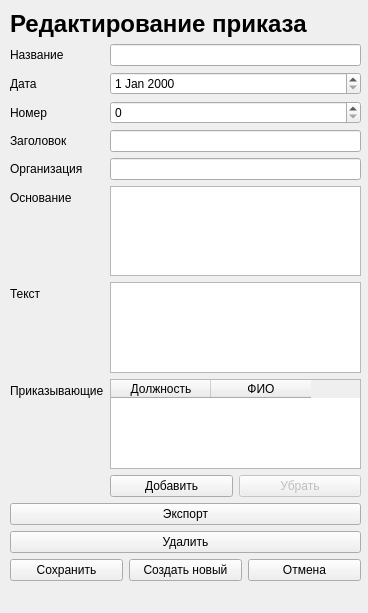
The window that ui-files/editWidget.ui (f1rsov08/BestProject) describes before a commit, drawn with Qt 5.
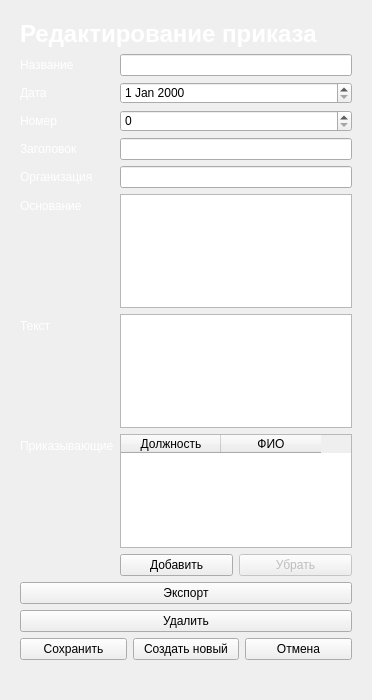
The same window after the commit.

Commit message: Финальные штрихи

What changed in the file:
```diff
--- a/ui-files/editWidget.ui
+++ b/ui-files/editWidget.ui
@@ -6,25 +6,25 @@
    <rect>
     <x>0</x>
     <y>0</y>
-    <width>368</width>
-    <height>613</height>
+    <width>372</width>
+    <height>700</height>
    </rect>
   </property>
   <property name="windowTitle">
    <string>Form</string>
   </property>
-  <widget class="QWidget" name="verticalLayoutWidget">
-   <property name="geometry">
-    <rect>
-     <x>10</x>
-     <y>10</y>
-     <width>351</width>
-     <height>591</height>
-    </rect>
+  <layout class="QGridLayout" name="gridLayout">
+   <item row="0" column="0">
+    <widget class="QWidget" name="widget" native="true">
+     <property name="styleSheet">
+      <string notr="true">.QLabel {color: rgb(255, 255, 255)}</string>
    </property>
    <layout class="QVBoxLayout" name="verticalLayout">
     <item>
      <widget class="QLabel" name="label">
+        <property name="styleSheet">
+         <string notr="true"/>
+        </property>
       <property name="text">
        <string>&lt;html&gt;&lt;head/&gt;&lt;body&gt;&lt;p&gt;&lt;span style=&quot; font-size:18pt; font-weight:600;&quot;&gt;Редактирование приказа&lt;/span&gt;&lt;/p&gt;&lt;/body&gt;&lt;/html&gt;</string>
       </property>
@@ -208,6 +208,8 @@
     </item>
    </layout>
   </widget>
+   </item>
+  </layout>
  </widget>
  <resources/>
  <connections/>
```
Left out of the diff: 2 changed lines with no effect on the pictures. Lines whose indentation alone changed are shown as unchanged.
